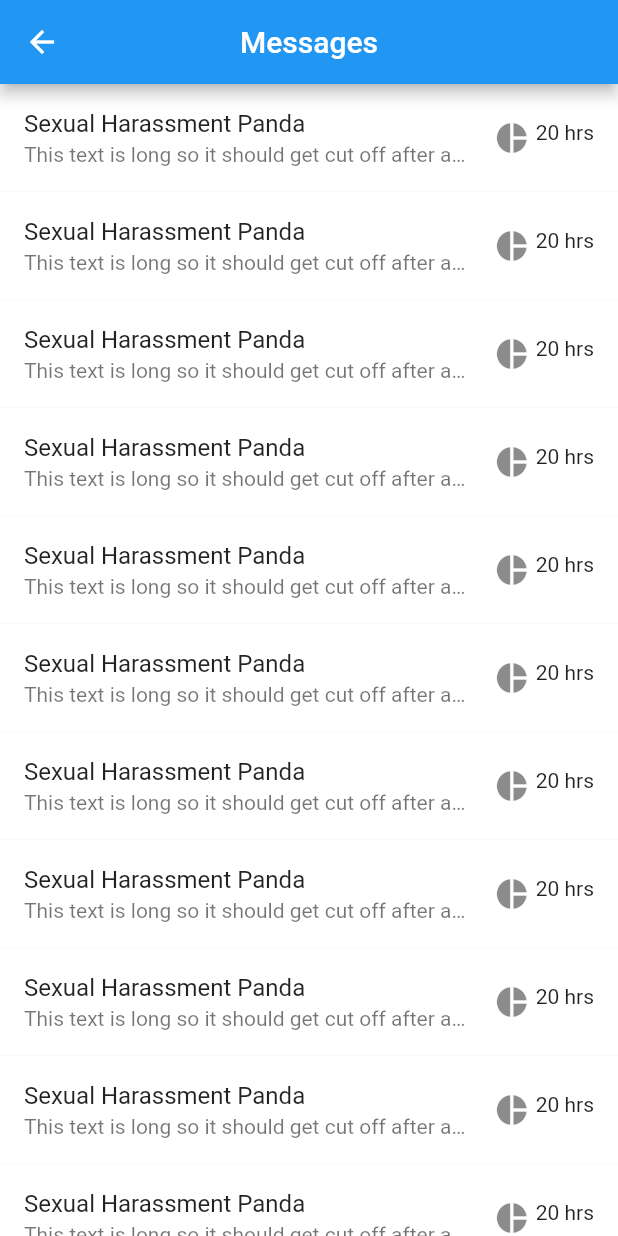
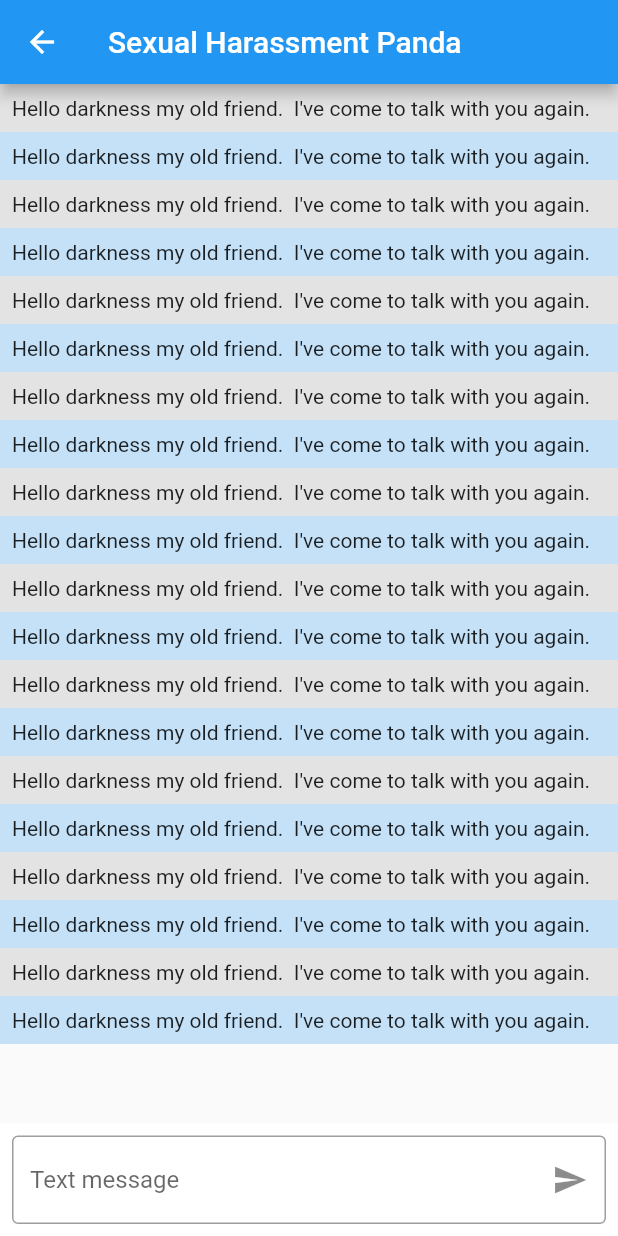
Before and after one commit to AlexHartford/oneword, a Flutter app: the Message screen opened directly, after a tap on "Sexual Harassment Panda", on a phone screen of 412 x 824 dp. Run offline on Flutter 3.47's test engine with Material 2 defaults, Android fonts, the light colour scheme and no system bars; our stand-ins replace device_info, flutter_hooks, font_awesome_flutter.

Commit message:
Basic messaging

```diff
--- a/lib/src/tabs/message/contact.dart
+++ b/lib/src/tabs/message/contact.dart
@@ -1,8 +1,15 @@
 import 'package:flutter/material.dart';
+
+import 'package:oneword/src/tabs/message/conversation/view.dart';
 import 'package:oneword/src/tabs/message/timer.dart';
 
 class Contact extends StatelessWidget {
   Contact({Key key}) : super(key: key);
+
+  void openConversation(String name, BuildContext context) {
+    Navigator.of(context).push(MaterialPageRoute(
+      builder: (_) => Conversation(key: UniqueKey(), name: name)));
+  }
 
   @override
   Widget build(BuildContext context) {
@@ -10,10 +17,8 @@ class Contact extends StatelessWidget {
       margin: const EdgeInsets.all(0),
       shape: Border(),
       child: InkWell(
-        onTap: () {},
-        child: Flex(
-          direction: Axis.horizontal,
-          children: <Widget>[
+        onTap: () => this.openConversation('Sexual Harassment Panda', context),
+        child: Flex(direction: Axis.horizontal, children: <Widget>[
           Flexible(
             child: ListTile(
               title: Text('Sexual Harassment Panda'),
@@ -23,8 +28,7 @@ class Contact extends StatelessWidget {
               trailing: Timer(),
             ),
           ),
-          ]
-        ),
+        ]),
       )
     );
   }
--- /dev/null
+++ b/lib/src/tabs/message/conversation/input.dart
@@ -0,0 +1,27 @@
+import 'package:flutter/material.dart';
+import 'package:flutter_hooks/flutter_hooks.dart';
+
+class Input extends HookWidget {
+  Input({Key key}) : super(key: key);
+
+  @override
+  Widget build(BuildContext context) {
+    final _controller = useTextEditingController();
+
+    return Container(
+      padding: const EdgeInsets.all(8.0),
+      color: Colors.white,
+      child: TextFormField(
+        controller: _controller,
+        decoration: InputDecoration(
+          hintText: 'Text message',
+          border: OutlineInputBorder(),
+          suffixIcon: IconButton(
+            icon: Icon(Icons.send),
+            onPressed: () {},
+          )
+        ),
+      )
+    );
+  }
+}
--- /dev/null
+++ b/lib/src/tabs/message/conversation/message.dart
@@ -0,0 +1,22 @@
+import 'package:flutter/material.dart';
+
+class Message extends StatelessWidget {
+  final bool self;
+
+  Message({Key key, this.self = false}) : super(key: key);
+
+  @override
+  Widget build(BuildContext context) {
+    return Container(
+      color: self ? Colors.blue.withOpacity(0.25) : Colors.grey.withOpacity(0.25),
+      child: Wrap(
+        children: <Widget>[
+          Container(
+            padding: EdgeInsets.all(8.0),
+            child: Text('Hello darkness my old friend.  I\'ve come to talk with you again.'),
+          )
+        ],
+      ),
+    );
+  }
+}
--- /dev/null
+++ b/lib/src/tabs/message/conversation/view.dart
@@ -0,0 +1,36 @@
+import 'package:flutter/material.dart';
+
+import 'package:oneword/src/tabs/message/conversation/input.dart';
+import 'package:oneword/src/tabs/message/conversation/message.dart';
+
+class Conversation extends StatelessWidget {
+  final String name;
+
+  Conversation({Key key, this.name}) : super(key: key);
+
+  final _controller = ScrollController();
+
+  @override
+  Widget build(BuildContext context) {
+    return Scaffold(
+      appBar: AppBar(
+        title: Text(this.name),
+      ),
+      body: Stack(
+        children: <Widget>[
+          ListView.builder(
+            controller: this._controller,
+            shrinkWrap: true,
+            reverse: true,
+            itemBuilder: (context, index) => Message(self: index.isEven),
+            itemCount: 20,
+          ),
+          Align(
+            alignment: Alignment.bottomCenter,
+            child: Input()
+          )
+        ],
+      )
+    );
+  }
+}
```
Also changed, not shown: lib/src/state/contacts.dart (added). Lines whose indentation alone changed are shown as unchanged.
